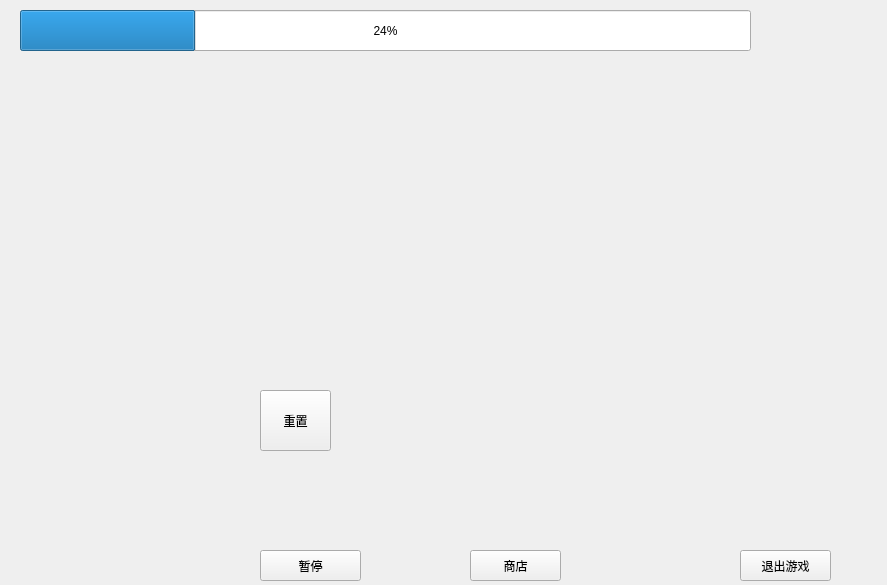
Old version of the form gamescreen.ui in the repository HF-youngior/baoshi1.
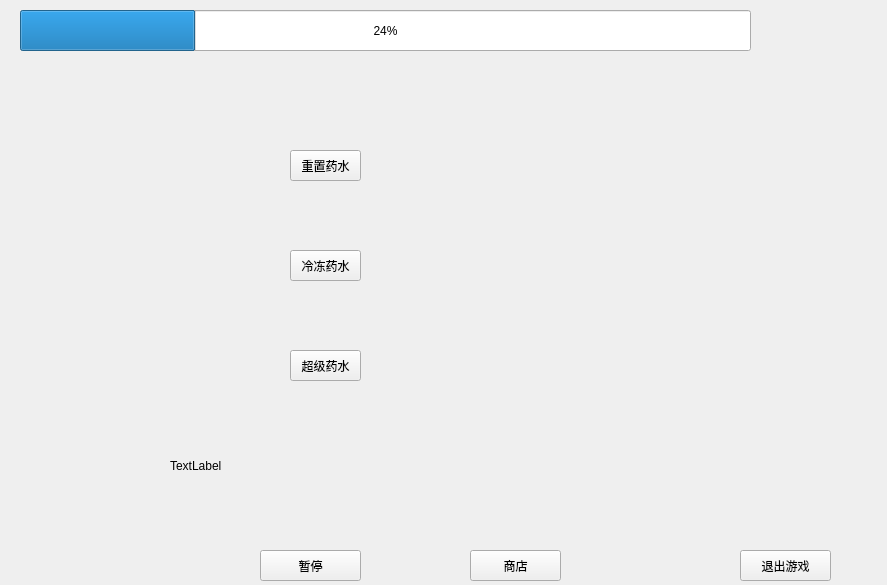
New version of the form.

What changed in the file:
```diff
--- a/gamescreen.ui
+++ b/gamescreen.ui
@@ -105,14 +105,53 @@
   <widget class="QPushButton" name="resetButton">
    <property name="geometry">
     <rect>
-     <x>260</x>
-     <y>390</y>
+     <x>290</x>
+     <y>150</y>
      <width>71</width>
-     <height>61</height>
+     <height>31</height>
     </rect>
    </property>
    <property name="text">
-    <string>重置</string>
+    <string>重置药水</string>
+   </property>
+  </widget>
+  <widget class="QPushButton" name="pushButton">
+   <property name="geometry">
+    <rect>
+     <x>290</x>
+     <y>250</y>
+     <width>71</width>
+     <height>31</height>
+    </rect>
+   </property>
+   <property name="text">
+    <string>冷冻药水</string>
+   </property>
+  </widget>
+  <widget class="QPushButton" name="pushButton_2">
+   <property name="geometry">
+    <rect>
+     <x>290</x>
+     <y>350</y>
+     <width>71</width>
+     <height>31</height>
+    </rect>
+   </property>
+   <property name="text">
+    <string>超级药水</string>
+   </property>
+  </widget>
+  <widget class="QLabel" name="skillLabel">
+   <property name="geometry">
+    <rect>
+     <x>170</x>
+     <y>420</y>
+     <width>191</width>
+     <height>91</height>
+    </rect>
+   </property>
+   <property name="text">
+    <string>TextLabel</string>
    </property>
   </widget>
  </widget>
```
